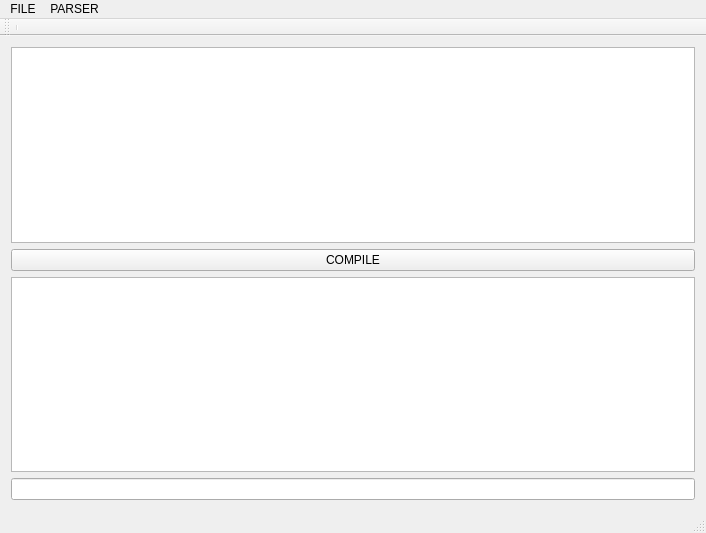
First picture: the form in mainwindow.ui, repository fsvymk/newclass, before the edit.
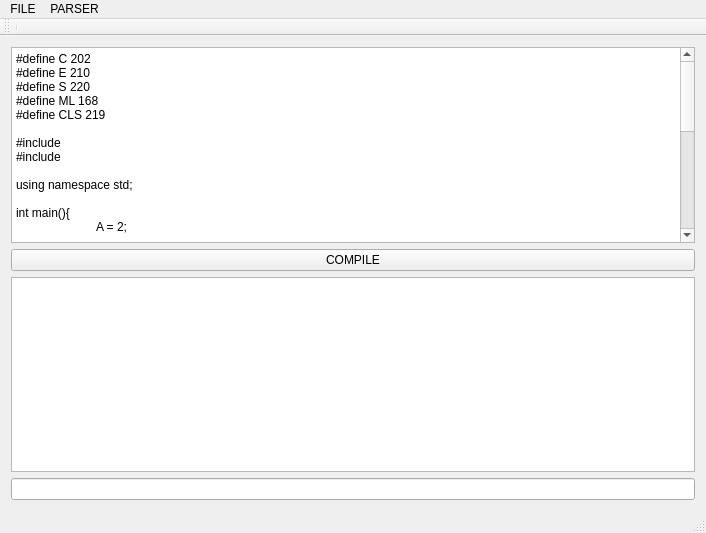
Second picture: the form after the edit.

Diff of the .ui file:
```diff
--- a/mainwindow.ui
+++ b/mainwindow.ui
@@ -19,7 +19,41 @@
      <widget class="QPlainTextEdit" name="plainTextEdit_2"/>
     </item>
     <item row="1" column="0">
-     <widget class="QPlainTextEdit" name="plainTextEdit"/>
+     <widget class="QPlainTextEdit" name="plainTextEdit">
+      <property name="plainText">
+       <string>#define C 202
+#define E 210
+#define S 220
+#define ML 168
+#define CLS 219
+
+#include &lt;stdio&gt;
+#include &lt;iostream.h&gt;
+
+using namespace std;
+
+int main(){
+	A = 2;
+	
+	long int B = 100 + A;
+	
+	C = A/B;
+	
+	D = -1 * C;
+	
+	if(D==8){
+				A = 2;
+			
+			long int B = 100 + A;
+			
+			C = A/B;
+			
+			D = -1 * C;
+	}
+}
+</string>
+      </property>
+     </widget>
     </item>
     <item row="4" column="0">
      <widget class="QLineEdit" name="lineEdit"/>
```
Left out of the diff: 2 changed lines with no effect on the pictures.
